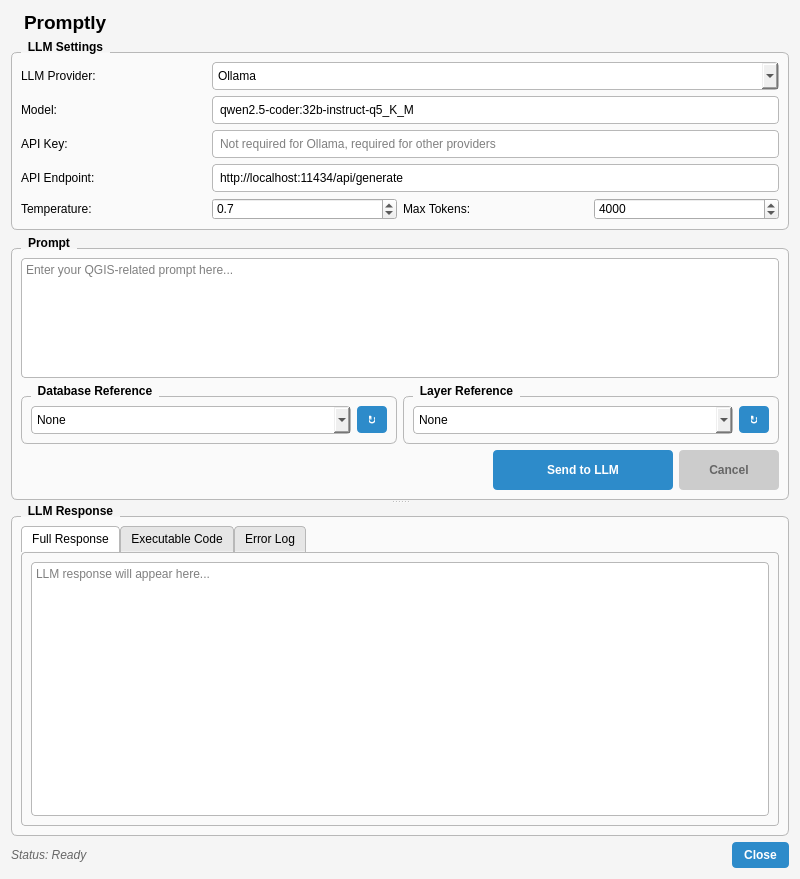
hamarshehmhmd/Promptly, file qgis_prompt_executor_dialog_base.ui: the form before one commit.
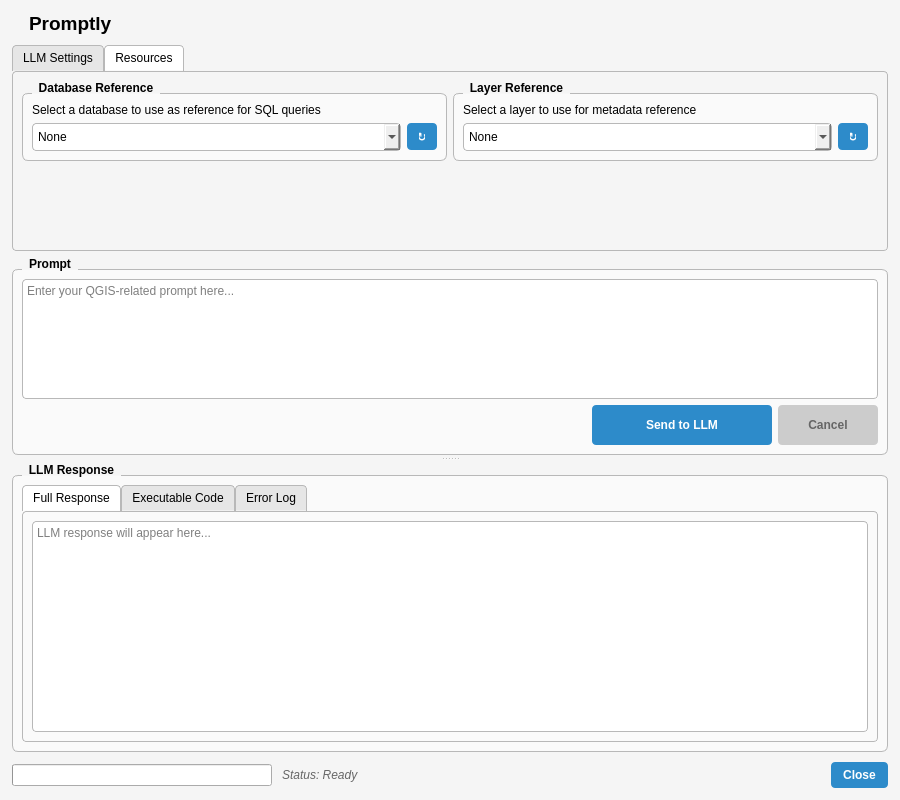
The form after the commit. The open tabs and pages were chosen to show the change. Icons and pictures are not drawn.

```diff
--- a/qgis_prompt_executor_dialog_base.ui
+++ b/qgis_prompt_executor_dialog_base.ui
@@ -6,10 +6,16 @@
    <rect>
     <x>0</x>
     <y>0</y>
-    <width>800</width>
+    <width>900</width>
     <height>800</height>
    </rect>
   </property>
+  <property name="minimumSize">
+   <size>
+    <width>700</width>
+    <height>600</height>
+   </size>
+  </property>
   <property name="windowTitle">
    <string>Promptly</string>
   </property>
@@ -79,7 +85,22 @@
 }
 </string>
   </property>
-  <layout class="QVBoxLayout" name="verticalLayout">
+  <layout class="QVBoxLayout" name="verticalLayout" stretch="0,1,0">
+   <property name="spacing">
+    <number>10</number>
+   </property>
+   <property name="leftMargin">
+    <number>12</number>
+   </property>
+   <property name="topMargin">
+    <number>12</number>
+   </property>
+   <property name="rightMargin">
+    <number>12</number>
+   </property>
+   <property name="bottomMargin">
+    <number>12</number>
+   </property>
    <item>
     <layout class="QHBoxLayout" name="horizontalLayoutHeader">
      <item>
@@ -135,13 +156,31 @@
      <property name="orientation">
       <enum>Qt::Vertical</enum>
      </property>
+     <property name="handleWidth">
+      <number>8</number>
+     </property>
+     <property name="childrenCollapsible">
+      <bool>false</bool>
+     </property>
      <widget class="QWidget" name="topWidget" native="true">
+      <property name="sizePolicy">
+       <sizepolicy hsizetype="Preferred" vsizetype="Preferred">
+        <horstretch>0</horstretch>
+        <verstretch>4</verstretch>
+       </sizepolicy>
+      </property>
       <layout class="QVBoxLayout" name="verticalLayout_7">
        <item>
-        <widget class="QGroupBox" name="groupBoxSettings">
-         <property name="title">
+        <widget class="QTabWidget" name="settingsTabs">
+         <property name="currentIndex">
+          <number>0</number>
+         </property>
+         <widget class="QWidget" name="tabSettings">
+          <attribute name="title">
           <string>LLM Settings</string>
-         </property>
+          </attribute>
+          <layout class="QVBoxLayout" name="verticalLayout_9">
+           <item>
          <layout class="QGridLayout" name="gridLayout">
           <item row="0" column="0">
            <widget class="QLabel" name="labelProvider">
@@ -283,27 +322,27 @@
            </widget>
           </item>
          </layout>
-        </widget>
        </item>
        <item>
-        <widget class="QGroupBox" name="groupBoxPrompt">
-         <property name="title">
-          <string>Prompt</string>
-         </property>
-         <layout class="QVBoxLayout" name="verticalLayout_2">
-          <item>
-           <widget class="QPlainTextEdit" name="plainTextEditPrompt">
-            <property name="minimumSize">
+            <spacer name="verticalSpacer">
+             <property name="orientation">
+              <enum>Qt::Vertical</enum>
+             </property>
+             <property name="sizeHint" stdset="0">
              <size>
-              <width>0</width>
-              <height>120</height>
-             </size>
-            </property>
-            <property name="placeholderText">
-             <string>Enter your QGIS-related prompt here...</string>
-            </property>
-           </widget>
-          </item>
+               <width>20</width>
+               <height>40</height>
+              </size>
+             </property>
+            </spacer>
+           </item>
+          </layout>
+         </widget>
+         <widget class="QWidget" name="tabResources">
+          <attribute name="title">
+           <string>Resources</string>
+          </attribute>
+          <layout class="QVBoxLayout" name="verticalLayout_10">
           <item>
            <layout class="QHBoxLayout" name="horizontalLayoutResources">
             <item>
@@ -311,6 +350,15 @@
               <property name="title">
                <string>Database Reference</string>
               </property>
+               <layout class="QVBoxLayout" name="verticalLayout_11">
+                <item>
+                 <widget class="QLabel" name="labelDatabaseDesc">
+                  <property name="text">
+                   <string>Select a database to use as reference for SQL queries</string>
+                  </property>
+                 </widget>
+                </item>
+                <item>
               <layout class="QHBoxLayout" name="horizontalLayout">
                <item>
                 <widget class="QComboBox" name="comboBoxSqlDatabase">
@@ -344,6 +392,8 @@
                 </widget>
                </item>
               </layout>
+                </item>
+               </layout>
              </widget>
             </item>
             <item>
@@ -351,6 +401,15 @@
               <property name="title">
                <string>Layer Reference</string>
               </property>
+               <layout class="QVBoxLayout" name="verticalLayout_12">
+                <item>
+                 <widget class="QLabel" name="labelLayerDesc">
+                  <property name="text">
+                   <string>Select a layer to use for metadata reference</string>
+                  </property>
+                 </widget>
+                </item>
+                <item>
               <layout class="QHBoxLayout" name="horizontalLayoutLayer">
                <item>
                 <widget class="QComboBox" name="comboBoxLayer">
@@ -384,9 +443,59 @@
                 </widget>
                </item>
               </layout>
+                </item>
+               </layout>
              </widget>
             </item>
           </layout>
+           </item>
+           <item>
+            <spacer name="verticalSpacer_2">
+             <property name="orientation">
+              <enum>Qt::Vertical</enum>
+             </property>
+             <property name="sizeHint" stdset="0">
+              <size>
+               <width>20</width>
+               <height>40</height>
+              </size>
+             </property>
+            </spacer>
+           </item>
+          </layout>
+         </widget>
+        </widget>
+       </item>
+       <item>
+        <widget class="QGroupBox" name="groupBoxPrompt">
+         <property name="sizePolicy">
+          <sizepolicy hsizetype="Preferred" vsizetype="Expanding">
+           <horstretch>0</horstretch>
+           <verstretch>0</verstretch>
+          </sizepolicy>
+         </property>
+         <property name="title">
+          <string>Prompt</string>
+         </property>
+         <layout class="QVBoxLayout" name="verticalLayout_2">
+          <item>
+           <widget class="QPlainTextEdit" name="plainTextEditPrompt">
+            <property name="sizePolicy">
+             <sizepolicy hsizetype="Expanding" vsizetype="Expanding">
+              <horstretch>0</horstretch>
+              <verstretch>0</verstretch>
+             </sizepolicy>
+            </property>
+            <property name="minimumSize">
+             <size>
+              <width>0</width>
+              <height>120</height>
+             </size>
+            </property>
+            <property name="placeholderText">
+             <string>Enter your QGIS-related prompt here...</string>
+            </property>
+           </widget>
          </item>
          <item>
            <layout class="QHBoxLayout" name="horizontalLayoutSend">
@@ -447,6 +556,12 @@
       </layout>
      </widget>
      <widget class="QWidget" name="bottomWidget" native="true">
+      <property name="sizePolicy">
+       <sizepolicy hsizetype="Preferred" vsizetype="Preferred">
+        <horstretch>0</horstretch>
+        <verstretch>6</verstretch>
+       </sizepolicy>
+      </property>
       <layout class="QVBoxLayout" name="verticalLayout_8">
        <item>
         <widget class="QGroupBox" name="groupBoxResponse">
@@ -456,10 +571,16 @@
          <layout class="QVBoxLayout" name="verticalLayout_3">
           <item>
            <widget class="QTabWidget" name="tabWidgetResponse">
+            <property name="sizePolicy">
+             <sizepolicy hsizetype="Expanding" vsizetype="Expanding">
+              <horstretch>0</horstretch>
+              <verstretch>0</verstretch>
+             </sizepolicy>
+            </property>
             <property name="minimumSize">
              <size>
               <width>0</width>
-              <height>300</height>
+              <height>200</height>
              </size>
             </property>
             <property name="currentIndex">
@@ -472,6 +593,12 @@
              <layout class="QVBoxLayout" name="verticalLayout_4">
               <item>
                <widget class="QPlainTextEdit" name="plainTextEditFullResponse">
+                <property name="sizePolicy">
+                 <sizepolicy hsizetype="Expanding" vsizetype="Expanding">
+                  <horstretch>0</horstretch>
+                  <verstretch>0</verstretch>
+                 </sizepolicy>
+                </property>
                 <property name="readOnly">
                  <bool>true</bool>
                 </property>
@@ -489,6 +616,12 @@
              <layout class="QVBoxLayout" name="verticalLayout_5">
               <item>
                <widget class="QPlainTextEdit" name="plainTextEditCode">
+                <property name="sizePolicy">
+                 <sizepolicy hsizetype="Expanding" vsizetype="Expanding">
+                  <horstretch>0</horstretch>
+                  <verstretch>0</verstretch>
+                 </sizepolicy>
+                </property>
                 <property name="placeholderText">
                  <string>Extracted code will appear here. You can edit it before execution...</string>
                 </property>
@@ -537,6 +670,12 @@
              <layout class="QVBoxLayout" name="verticalLayout_6">
               <item>
                <widget class="QPlainTextEdit" name="plainTextEditErrorLog">
+                <property name="sizePolicy">
+                 <sizepolicy hsizetype="Expanding" vsizetype="Expanding">
+                  <horstretch>0</horstretch>
+                  <verstretch>0</verstretch>
+                 </sizepolicy>
+                </property>
                 <property name="readOnly">
                  <bool>true</bool>
                 </property>
@@ -592,6 +731,16 @@
    </item>
    <item>
     <layout class="QHBoxLayout" name="horizontalLayoutFooter">
+     <item>
+      <widget class="QProgressBar" name="progressBar">
+       <property name="value">
+        <number>0</number>
+       </property>
+       <property name="textVisible">
+        <bool>false</bool>
+       </property>
+      </widget>
+     </item>
      <item>
       <widget class="QLabel" name="labelStatus">
        <property name="text">
```
Lines whose indentation alone changed are shown as unchanged.
